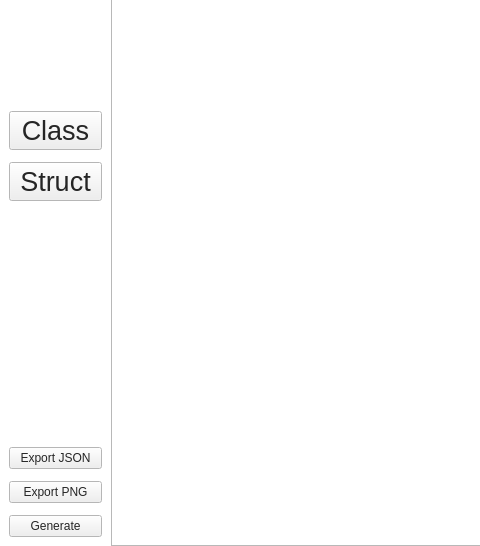
Before: the Qt Designer form src/ui/Board.ui in Trifsoft/diagrampp, drawn with Qt 5; both pictures show x 0 to 480 and y 381 to 927 of the 1280 by 927 pixel window.
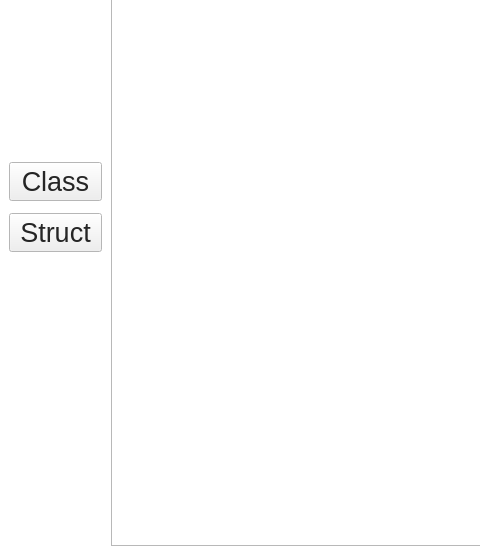
After: the same form once the commit is applied.

Commit message: Export project actions moved to menu bar

Diff of the .ui file:
```diff
--- a/src/ui/Board.ui
+++ b/src/ui/Board.ui
@@ -391,27 +391,6 @@
           </property>
          </spacer>
         </item>
-        <item>
-         <widget class="QPushButton" name="exportJSON">
-          <property name="text">
-           <string>Export JSON</string>
-          </property>
-         </widget>
-        </item>
-        <item>
-         <widget class="QPushButton" name="exportPNG">
-          <property name="text">
-           <string>Export PNG</string>
-          </property>
-         </widget>
-        </item>
-        <item>
-         <widget class="QPushButton" name="generate_project">
-          <property name="text">
-           <string>Generate</string>
-          </property>
-         </widget>
-        </item>
        </layout>
       </widget>
      </item>
```
The commit also changes 1 other file.
